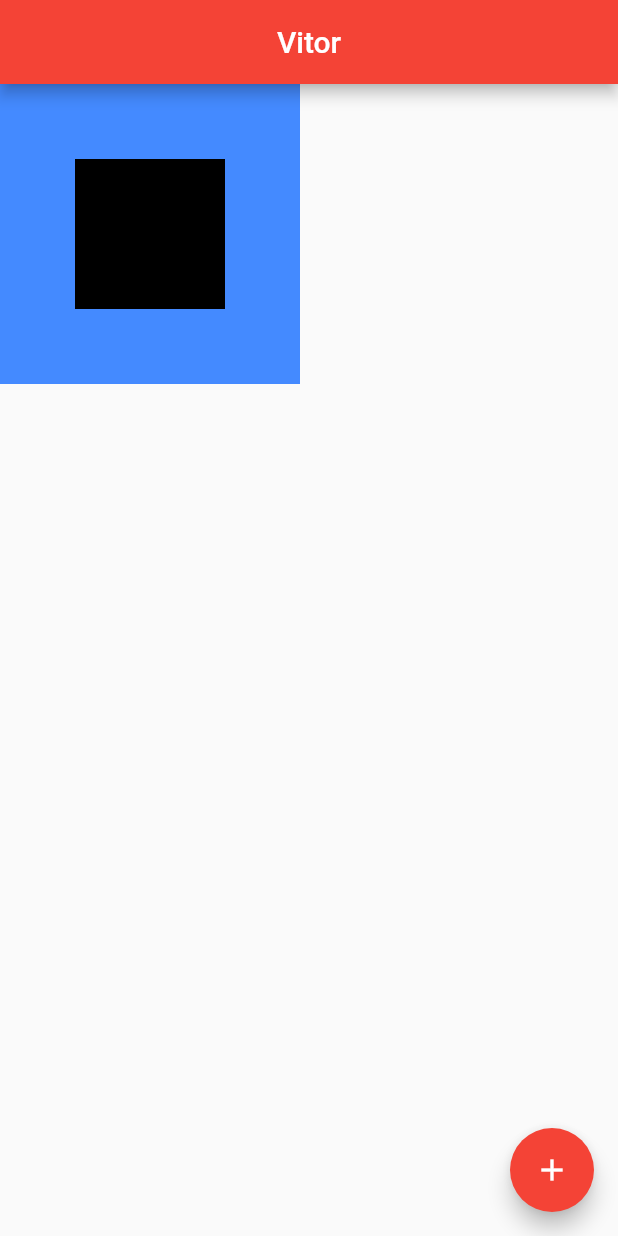
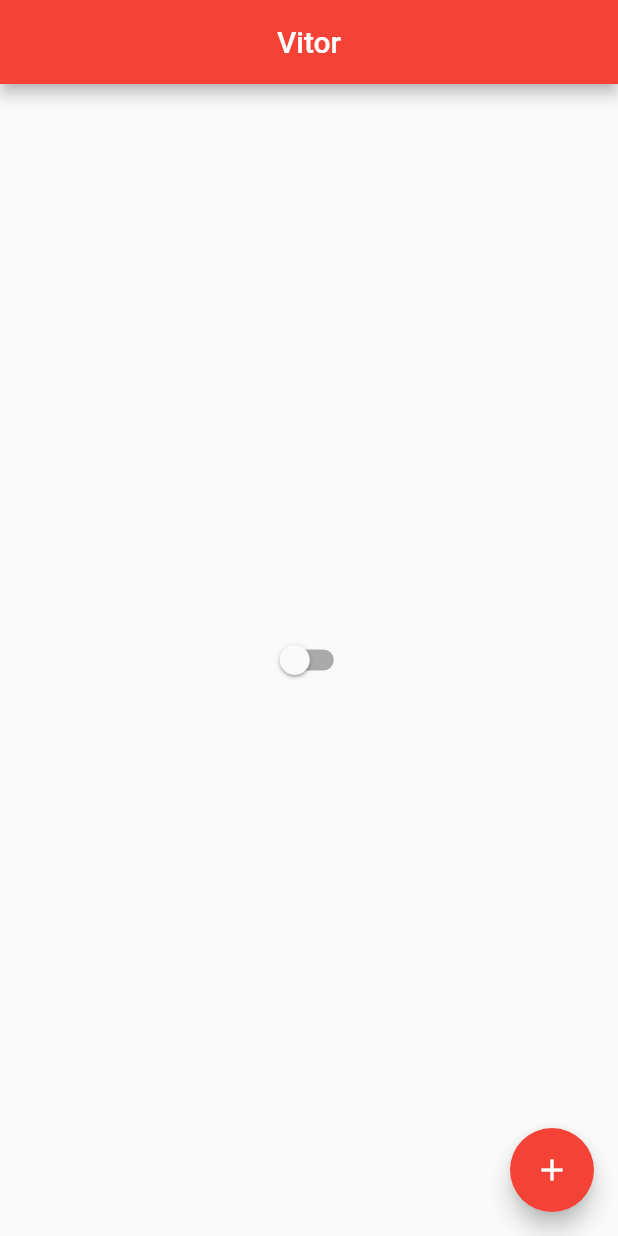
Before and after one commit to vitor2233/curso-flutter, a Flutter app: the screen it shows after launch, on a phone screen of 412 x 824 dp. Run offline on Flutter 3.47's test engine with Material 2 defaults, Android fonts, the phone set to English and light mode, and no system bars.

Commit message:
#12 - Gerenciar outro estado

```diff
--- /dev/null
+++ b/olaMundo/lib/app_controller.dart
@@ -0,0 +1,11 @@
+import 'package:flutter/cupertino.dart';
+
+class AppController extends ChangeNotifier{
+  static AppController instance = AppController();
+
+  bool isDarkTheme = false;
+  changeTheme(){
+    isDarkTheme = !isDarkTheme;
+    notifyListeners();
+  }
+}
--- a/olaMundo/lib/app_widget.dart
+++ b/olaMundo/lib/app_widget.dart
@@ -1,16 +1,24 @@
 import 'package:flutter/material.dart';
+import 'package:olaMundo/app_controller.dart';
 
 import 'home_page.dart';
 
 class AppWidget extends StatelessWidget {
-
   @override
   Widget build(BuildContext context) {
-    return MaterialApp(
-      theme: ThemeData(
-        primarySwatch: Colors.red
-      ),
-      home: HomePage(),
+    return AnimatedBuilder(
+      builder: (context, child) {
+        return MaterialApp(
+          theme: ThemeData(
+            primarySwatch: Colors.red,
+            brightness: AppController.instance.isDarkTheme
+              ? Brightness.dark
+              : Brightness.light,
+          ),
+          home: HomePage(),
+        );
+      },
+      animation: AppController.instance,
     );
   }
 }
--- a/olaMundo/lib/home_page.dart
+++ b/olaMundo/lib/home_page.dart
@@ -1,4 +1,5 @@
 import 'package:flutter/material.dart';
+import 'package:olaMundo/app_controller.dart';
 
 class HomePage extends StatefulWidget {
   @override
@@ -16,18 +17,12 @@ class HomePageState extends State<HomePage> {
       appBar: AppBar(
         title: Center(child: Text('Vitor')),
       ),
-      body: Container(
-        height: 200,
-        width: 200,
-        color: Colors.blueAccent,
-        child: Align(
-          alignment: Alignment.center,
-          child: Container(
-            height: 100,
-            width: 100,
-            color: Colors.black,
-          ),
-        ),
+      body: Center(
+        child: Switch(
+            value: AppController.instance.isDarkTheme,
+            onChanged: (value) {
+              AppController.instance.changeTheme();
+            }),
       ),
       floatingActionButton: FloatingActionButton(
         child: Icon(Icons.add),
```
